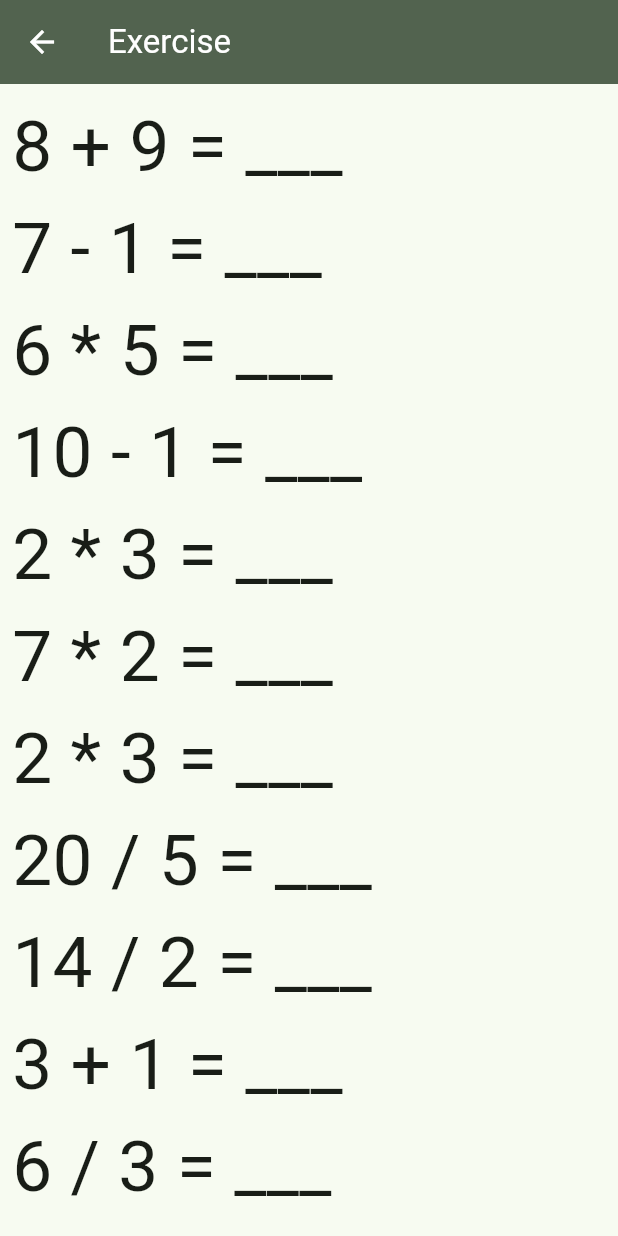
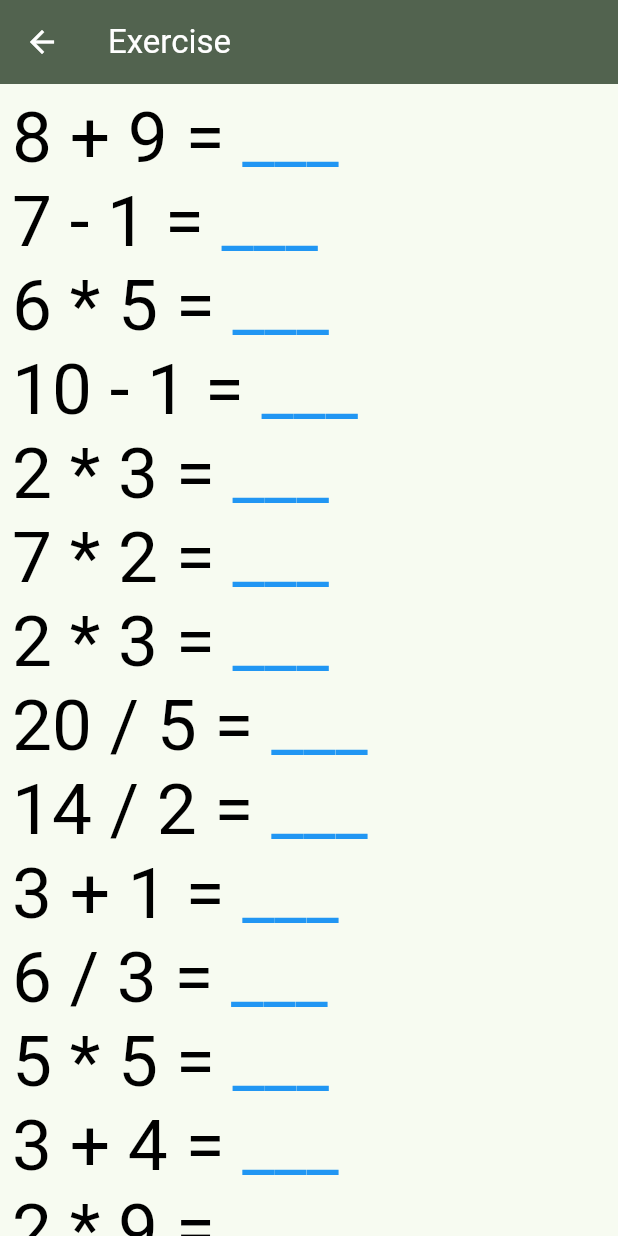
Before and after one commit to loloof64/Hurry-Math, a Flutter app: the screen it shows after launch, after a tap on "New simple exercise", on a phone screen of 412 x 824 dp. Run offline on Flutter 3.47's test engine with Material 2 defaults, Android fonts, the phone set to English and light mode, and no system bars; our stand-ins replace flutter_riverpod.

Commit message:
improving question rendering management

```diff
--- a/lib/models/question.dart
+++ b/lib/models/question.dart
@@ -1,4 +1,6 @@
 import 'dart:math';
+
+import 'package:flutter/material.dart';
 
 final _randomizer = Random();
 
@@ -32,17 +34,121 @@
     }
   }
 
-  String get representation {
+  void seUserAnswer(int answer) {
+    userAnswer = answer;
+  }
+
+  RichText getRepresentation(double fontSize) {
+    final replacement = userAnswer == null ? hole : userAnswer.toString();
+    final replacementColor = userAnswer == null
+        ? Colors.blue
+        : userAnswer == expectedAnswer
+            ? Colors.green
+            : Colors.red;
     if (result == null && operand_1 != null && operand_2 != null) {
-      return '$operand_1 ${operatorsLabels[operator]} $operand_2 = $hole';
+      return _getResultMaskedRepresentation(
+        fontSize,
+        replacement,
+        replacementColor,
+      );
     }
     if (operand_1 == null && operand_2 != null && result != null) {
-      return '$hole ${operatorsLabels[operator]} $operand_2 = $result';
+      return _getFirstOperandMaskedRepresentation(
+        fontSize,
+        replacement,
+        replacementColor,
+      );
     }
     if (operand_2 == null && operand_1 != null && result != null) {
-      return '$operand_1 ${operatorsLabels[operator]} $hole = $result';
+      return _getSecondOperandMaskedRepresentation(
+        fontSize,
+        replacement,
+        replacementColor,
+      );
     }
     throw Exception('Should never reach this line !');
+  }
+
+  RichText _getResultMaskedRepresentation(
+    double fontSize,
+    String replacement,
+    Color replacementColor,
+  ) {
+    return RichText(
+      text: TextSpan(
+        text: '$operand_1 ${operatorsLabels[operator]} $operand_2 = ',
+        style: TextStyle(
+          color: Colors.black,
+          fontSize: fontSize,
+        ),
+        children: [
+          TextSpan(
+            text: replacement,
+            style: TextStyle(
+              color: replacementColor,
+              fontSize: fontSize,
+            ),
+          ),
+        ],
+      ),
+    );
+  }
+
+  RichText _getFirstOperandMaskedRepresentation(
+    double fontSize,
+    String replacement,
+    Color replacementColor,
+  ) {
+    return RichText(
+      text: TextSpan(
+        text: replacement,
+        style: TextStyle(
+          color: replacementColor,
+          fontSize: fontSize,
+        ),
+        children: [
+          TextSpan(
+            text: ' ${operatorsLabels[operator]} $operand_2 = $result',
+            style: TextStyle(
+              color: Colors.black,
+              fontSize: fontSize,
+            ),
+          ),
+        ],
+      ),
+    );
+  }
+
+  RichText _getSecondOperandMaskedRepresentation(
+    double fontSize,
+    String replacement,
+    Color replacementColor,
+  ) {
+    return RichText(
+      text: TextSpan(
+        text: '$operand_1 ${operatorsLabels[operator]} ',
+        style: TextStyle(
+          color: Colors.black,
+          fontSize: fontSize,
+        ),
+        children: [
+          TextSpan(
+            text: replacement,
+            style: TextStyle(
+              color: replacementColor,
+              fontSize: fontSize,
+            ),
+          ),
+          TextSpan(
+            text: ' = $result',
+            style: TextStyle(
+              color: Colors.black,
+              fontSize: fontSize,
+            ),
+          ),
+        ],
+      ),
+    );
   }
 
   @override
@@ -61,6 +167,7 @@
   final int? result;
   final Operator operator;
   final int expectedAnswer;
+  int? userAnswer;
 }
 
 class Operation {
--- a/lib/screens/exercise.dart
+++ b/lib/screens/exercise.dart
@@ -31,11 +31,8 @@
                   for (final question in exercise.questionsList)
                     LayoutBuilder(
                       builder: (ctx2, constraints) {
-                        return Text(
-                          question.representation,
-                          style: TextStyle(
-                            fontSize: constraints.biggest.width * 0.12,
-                          ),
+                        return question.getRepresentation(
+                          constraints.biggest.width * 0.12,
                         );
                       },
                     ),
```
